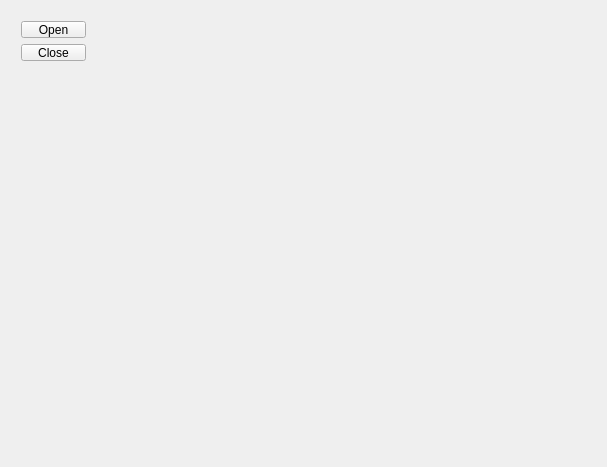
Above: irrigationsysApp/mainwindow.ui from Qasemt/irrigationsystem before the change. Below: the same form after it.
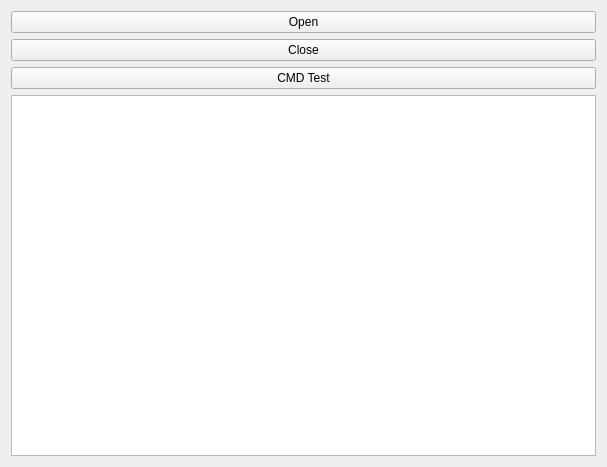
That is the form after the change.

What changed in the file:
```diff
--- a/irrigationsysApp/mainwindow.ui
+++ b/irrigationsysApp/mainwindow.ui
@@ -14,15 +14,8 @@
    <string>MainWindow</string>
   </property>
   <widget class="QWidget" name="centralWidget">
-   <widget class="QWidget" name="layoutWidget">
-    <property name="geometry">
-     <rect>
-      <x>10</x>
-      <y>10</y>
-      <width>87</width>
-      <height>62</height>
-     </rect>
-    </property>
+   <layout class="QGridLayout" name="gridLayout">
+    <item row="0" column="0">
     <layout class="QVBoxLayout" name="verticalLayout">
      <item>
       <widget class="QPushButton" name="btnOpen">
@@ -38,8 +31,23 @@
        </property>
       </widget>
      </item>
-    </layout>
-   </widget>
+      <item>
+       <widget class="QPushButton" name="btnfrmCMDtest">
+        <property name="text">
+         <string>CMD Test</string>
+        </property>
+       </widget>
+      </item>
+     </layout>
+    </item>
+    <item row="1" column="0">
+     <widget class="QTableView" name="tableView1">
+      <property name="selectionBehavior">
+       <enum>QAbstractItemView::SelectRows</enum>
+      </property>
+     </widget>
+    </item>
+   </layout>
   </widget>
   <widget class="QMenuBar" name="menuBar">
    <property name="geometry">
```
Lines whose indentation alone changed are shown as unchanged.
